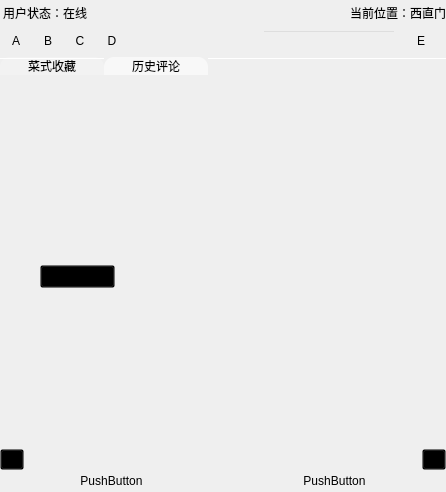
The window that deliciousClient/mainwindow.ui (gaoxiaojun/delicacymap) describes before a commit, drawn with Qt 5.
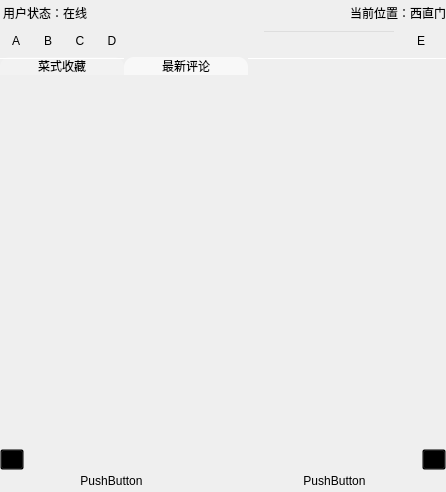
The same window after the commit. The open tabs and pages were chosen to show the change. Icons and pictures are not drawn.

Patch:
```diff
--- a/deliciousClient/mainwindow.ui
+++ b/deliciousClient/mainwindow.ui
@@ -264,7 +264,7 @@
 border-top-left-radius: 10px;
 border-top-right-radius: 10px;
 border-bottom-width: 0;
-min-width: 100px;
+min-width: 120px;
 padding: 2px;
 }
 QTabBar::tab:selected {
@@ -314,31 +314,8 @@
           </widget>
           <widget class="QWidget" name="tab_2">
            <attribute name="title">
-            <string>历史评论</string>
+            <string>最新评论</string>
            </attribute>
-           <widget class="QPushButton" name="testRPC">
-            <property name="geometry">
-             <rect>
-              <x>40</x>
-              <y>190</y>
-              <width>75</width>
-              <height>23</height>
-             </rect>
-            </property>
-            <property name="text">
-             <string>PushButton</string>
-            </property>
-           </widget>
-           <widget class="QTextEdit" name="textEdit">
-            <property name="geometry">
-             <rect>
-              <x>180</x>
-              <y>50</y>
-              <width>211</width>
-              <height>201</height>
-             </rect>
-            </property>
-           </widget>
           </widget>
          </widget>
         </item>
```
Left out of the diff: 29 changed lines with no effect on the pictures.
